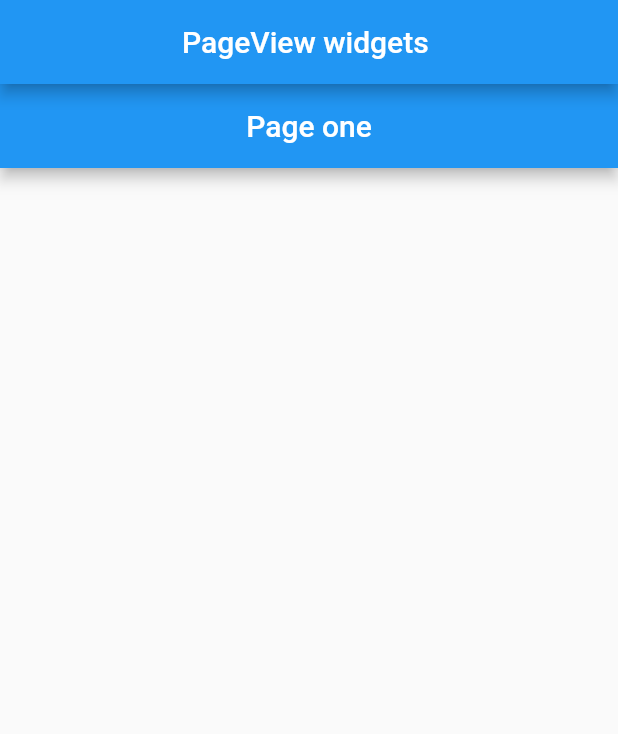
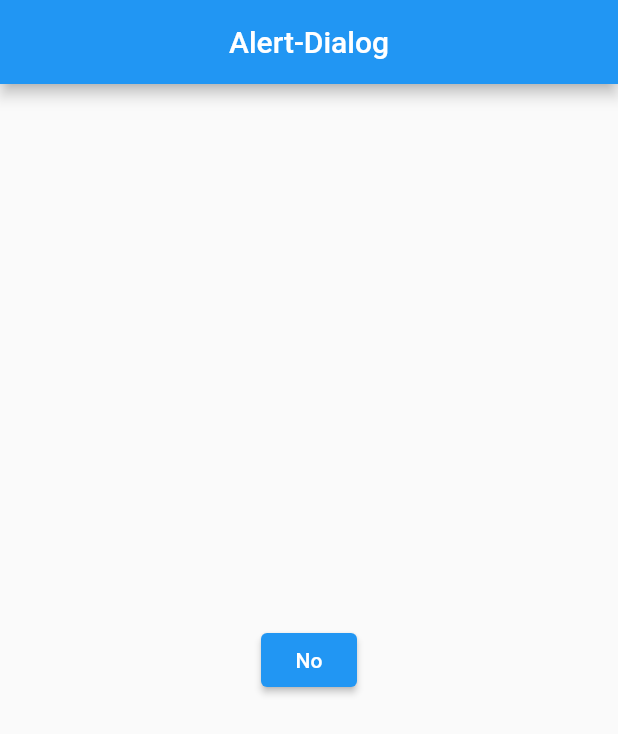
Before and after one commit to sujon15-2813/flutter-widgets-a-z, a Flutter app: the screen it shows after launch, on a phone screen of 412 x 824 dp. Shown: the top 734 px of the screen. Run offline on Flutter 3.47's test engine with Material 2 defaults, Android fonts, the phone set to English and light mode, and no system bars.

Commit message:
alert dialog widget

```diff
--- /dev/null
+++ b/lib/AlertDialog/alertdiolog.dart
@@ -0,0 +1,39 @@
+import 'package:flutter/material.dart';
+
+class MyAleartdialog extends StatelessWidget {
+  @override
+  Widget build(BuildContext context) {
+    return Scaffold(
+      appBar: AppBar(
+        title: Text("Alert-Dialog"),
+        centerTitle: true,
+      ),
+      body: Center(
+        child: ElevatedButton(
+          onPressed: () {
+            showDialog(
+                barrierDismissible: false,
+                context: context,
+                builder: (context) {
+                  return AlertDialog(
+                    title: Text("This is Titile"),
+                    content: Text("This is Content"),
+                    actions: [
+                      TextButton(
+                        onPressed: () {},
+                        child: Text("Yes"),
+                      ),
+                      TextButton(
+                        onPressed: () {},
+                        child: Text("Context"),
+                      ),
+                    ],
+                  );
+                });
+          },
+          child: Text("No"),
+        ),
+      ),
+    );
+  }
+}
--- a/lib/Page View/pagetwo.dart
+++ b/lib/Page View/pagetwo.dart
@@ -1,12 +1,10 @@
 import 'package:flutter/material.dart';
 
 class PageTwo extends StatelessWidget {
-
-
   @override
   Widget build(BuildContext context) {
     return Scaffold(
-        appBar: AppBar(
+      appBar: AppBar(
         title: Text("Page Two"),
         centerTitle: true,
       ),
--- a/lib/Page View/pageview.dart
+++ b/lib/Page View/pageview.dart
@@ -4,8 +4,6 @@ import 'package:flutter_widgets_a_z/Page%20View/pagethree.dart';
 import 'package:flutter_widgets_a_z/Page%20View/pagetwo.dart';
 
 class MyPageview extends StatefulWidget {
-  const MyPageview({super.key});
-
   @override
   State<MyPageview> createState() => _MyPageviewState();
 }
--- a/lib/main.dart
+++ b/lib/main.dart
@@ -1,4 +1,5 @@
 import 'package:flutter/material.dart';
+import 'package:flutter_widgets_a_z/AlertDialog/alertdiolog.dart';
 import 'package:flutter_widgets_a_z/Expanded/expanded.dart';
 import 'package:flutter_widgets_a_z/FloatingacitonButton/floatingactionbutton.dart';
 import 'package:flutter_widgets_a_z/Opacity/opacity.dart';
@@ -17,13 +18,14 @@ class MyApp extends StatelessWidget {
   Widget build(BuildContext context) {
     return MaterialApp(
       debugShowCheckedModeBanner: false,
-      initialRoute: '/MyPageview ',
+      initialRoute: '/MyAlertdialog',
       routes: {
         '/MyWrap': (context) => MyWrap(),
         '/MyExpanded': (context) => MyExpanded(),
         '/MyOpacity': (context) => MyOpacity(),
         '/MyFloatingActionButton': (context) => MyFloatingActionButton(),
-        '/MyPageview ': (context) => MyPageview (),
+        '/MyPageview ': (context) => MyPageview(),
+        '/MyAlertdialog': (context) => MyAleartdialog(),
       },
     );
   }
```
